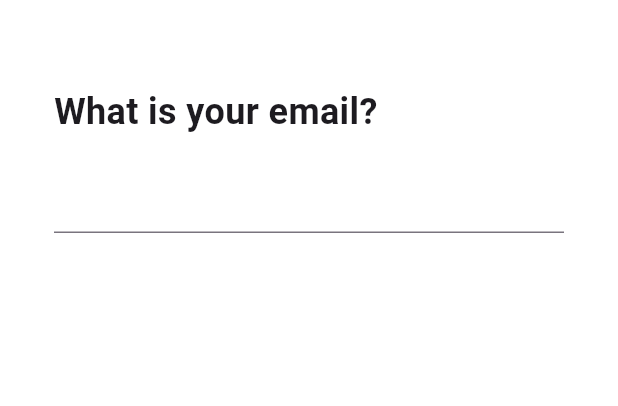
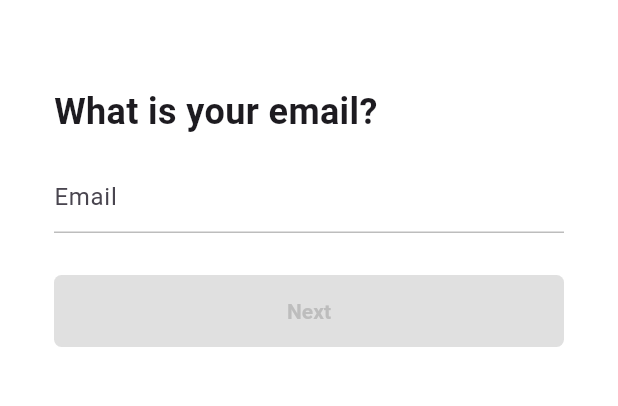
Before and after one commit to Bryson-Joseph/lectures., a Flutter app: the EmailScreen screen opened directly, on a phone screen of 412 x 824 dp, the part 58-464 px from its top. Run offline on Flutter 3.47's test engine with Material 3 defaults, Android fonts, the phone set to English and light mode, and no system bars; our stand-ins replace font_awesome_flutter, shared_preferences; accounts and stored records are empty.

Commit message:
Email Screen

```diff
--- a/tiktok_clone/lib/features/authentication/email_screen.dart
+++ b/tiktok_clone/lib/features/authentication/email_screen.dart
@@ -1,57 +1,116 @@
 import 'package:flutter/material.dart';
 import 'package:tiktok_clone/constants/gaps.dart';
 import 'package:tiktok_clone/constants/sizes.dart';
+import 'package:tiktok_clone/features/authentication/password_screen.dart';
 import 'package:tiktok_clone/features/authentication/widgets/form_button.dart';
 
 class EmailScreen extends StatefulWidget {
   const EmailScreen({super.key});
+
   @override
   State<EmailScreen> createState() => _EmailScreenState();
 }
 
 class _EmailScreenState extends State<EmailScreen> {
-  final TextEditingController _usernameController = TextEditingController();
-  String _username = "";
+  final TextEditingController _emailController = TextEditingController();
+
+  String _email = "";
+
   @override
   void initState() {
     super.initState();
-    _usernameController.addListener(() {
+    _emailController.addListener(() {
       setState(() {
-        _username = _usernameController.text;
+        _email = _emailController.text;
       });
     });
   }
 
   @override
   void dispose() {
-    _usernameController.dispose();
+    _emailController.dispose();
     super.dispose();
+  }
+
+  String? _isEmailValid() {
+    if (_email.isEmpty) return null;
+    final regExp = RegExp(
+        r"^[a-zA-Z0-9.a-zA-Z0-9.!#$%&'*+-/=?^_`{|}~]+@[a-zA-Z0-9]+\.[a-zA-Z]+");
+    if (!regExp.hasMatch(_email)) {
+      return "Email not valid";
+    }
+    return null;
+  }
+
+  void _onScaffoldTap() {
+    FocusScope.of(context).unfocus();
+  }
+
+  void _onSubmit() {
+    if (_email.isEmpty || _isEmailValid() != null) return;
+    Navigator.push(
+      context,
+      MaterialPageRoute(
+        builder: (context) => const PasswordScreen(),
+      ),
+    );
   }
 
   @override
   Widget build(BuildContext context) {
-    return Scaffold(
+    return GestureDetector(
+      onTap: _onScaffoldTap,
+      child: Scaffold(
         appBar: AppBar(
           title: const Text(
             "Sign up",
           ),
         ),
-      body: const Padding(
-        padding: EdgeInsets.symmetric(
+        body: Padding(
+          padding: const EdgeInsets.symmetric(
             horizontal: Sizes.size36,
           ),
           child: Column(
             crossAxisAlignment: CrossAxisAlignment.start,
             children: [
               Gaps.v40,
-            Text(
+              const Text(
                 "What is your email?",
                 style: TextStyle(
-                  fontSize: Sizes.size24, fontWeight: FontWeight.w700),
+                  fontSize: Sizes.size24,
+                  fontWeight: FontWeight.w700,
+                ),
               ),
               Gaps.v16,
-            TextField()
+              TextField(
+                controller: _emailController,
+                keyboardType: TextInputType.emailAddress,
+                onEditingComplete: _onSubmit,
+                decoration: InputDecoration(
+                  hintText: "Email",
+                  errorText: _isEmailValid(),
+                  enabledBorder: UnderlineInputBorder(
+                    borderSide: BorderSide(
+                      color: Colors.grey.shade400,
+                    ),
+                  ),
+                  focusedBorder: UnderlineInputBorder(
+                    borderSide: BorderSide(
+                      color: Colors.grey.shade400,
+                    ),
+                  ),
+                ),
+                cursorColor: Theme.of(context).primaryColor,
+              ),
+              Gaps.v28,
+              GestureDetector(
+                onTap: _onSubmit,
+                child: FormButton(
+                  disabled: _email.isEmpty || _isEmailValid() != null,
+                ),
+              ),
             ],
+          ),
         ),
       ),
     );
```
Also changed, not shown: tiktok_clone/lib/features/authentication/password_screen.dart (added, +9 -0 lines). Lines whose indentation alone changed are shown as unchanged.
